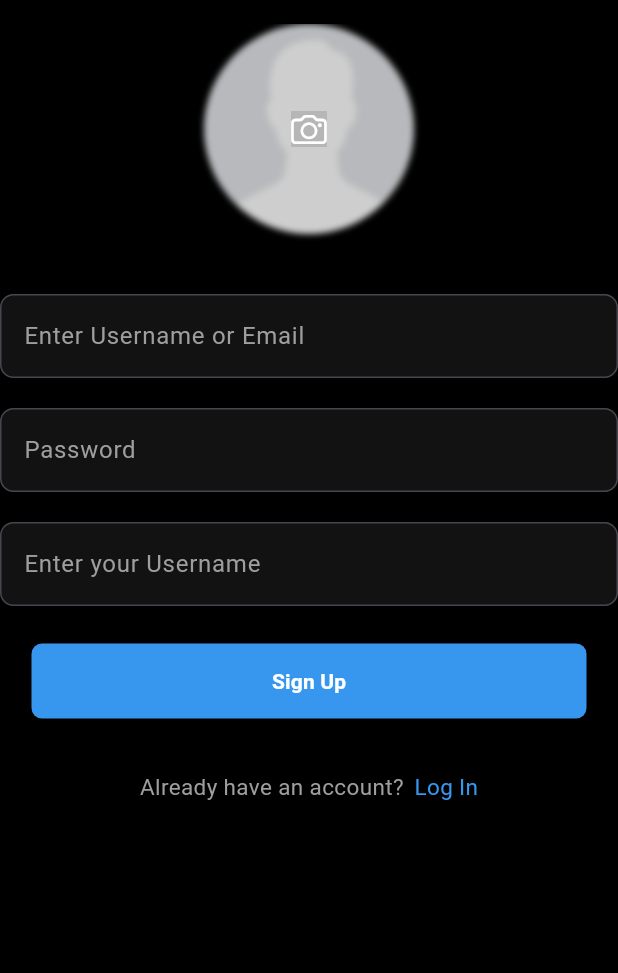
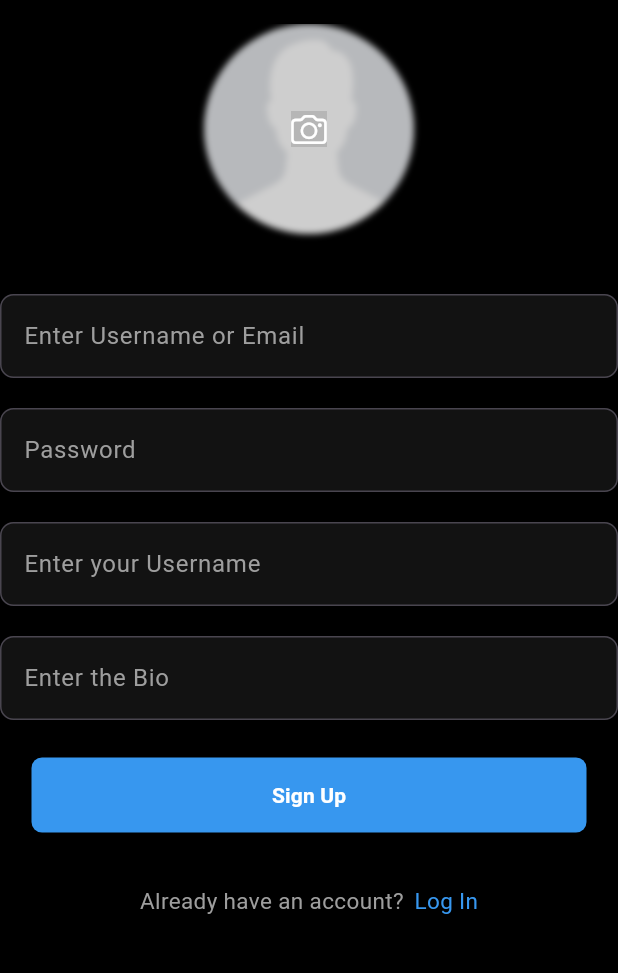
Before and after one commit to Abinash022/FlutterInstagramFullStack, a Flutter app: the screen it shows after launch, after a tap on "Sign up", on a phone screen of 412 x 824 dp, the part 60-1033 px from its top. Run offline on Flutter 3.47's test engine with Material 3 defaults, Android fonts, the phone set to English and light mode, and no system bars; our stand-ins replace cloud_firestore, firebase_auth, firebase_core, firebase_storage, image_picker, readmore; accounts and stored records are empty; generated files the repository leaves out were written again.

Commit message:
feat: Implement bio features and address missing functionality
- Introduced bio functionality for user profiles.
- Users can now add and edit their bio information.
- Fixed the oversight of not including bio features initially.

```diff
--- a/lib/Screens/profile_screen.dart
+++ b/lib/Screens/profile_screen.dart
@@ -221,10 +221,10 @@ class _ProfileScreenState extends State<ProfileScreen> {
                 fontWeight: FontWeight.bold,
               ),
             ),
-            const Text(
-              'Front-end, back-end, I speak the Code rythm.',
+            Text(
+              userData['bio'],
               maxLines: 5,
-              style: TextStyle(
+              style: const TextStyle(
                 color: Pallete.textColor,
               ),
             ),
--- a/lib/Screens/sign_up_screen.dart
+++ b/lib/Screens/sign_up_screen.dart
@@ -21,6 +21,7 @@ class _SignUpScreenState extends State<SignUpScreen> {
   final TextEditingController emailController = TextEditingController();
   final TextEditingController passwordController = TextEditingController();
   final TextEditingController usernameController = TextEditingController();
+  final TextEditingController bioController = TextEditingController();
 
   @override
   void dispose() {
@@ -36,6 +37,7 @@ class _SignUpScreenState extends State<SignUpScreen> {
       username: usernameController.text.trim(),
       photoURL: _pickedProfileImage!,
       password: passwordController.text.trim(),
+      bio: bioController.text,
     );
   }
 
@@ -133,6 +135,14 @@ class _SignUpScreenState extends State<SignUpScreen> {
             obscureText: false,
           ),
           const SizedBox(
+            height: 20,
+          ),
+          CustomTextField(
+            controller: bioController,
+            hintText: 'Enter the Bio',
+            obscureText: false,
+          ),
+          const SizedBox(
             height: 25,
           ),
           SizedBox(
--- a/lib/Services/auth_service.dart
+++ b/lib/Services/auth_service.dart
@@ -10,6 +10,7 @@ abstract class AuthService {
     required String username,
     required File photoURL,
     required String password,
+    required String bio,
   });
   Future<void> signInWithEmailAndPassword({
     required String email,
@@ -47,6 +48,7 @@ class AuthServiceImpl implements AuthService {
     required String username,
     required File photoURL,
     required String password,
+    required String bio,
   }) async {
     try {
       if (email.isNotEmpty && username.isNotEmpty && password.isNotEmpty) {
@@ -62,7 +64,7 @@ class AuthServiceImpl implements AuthService {
           uid: uid,
           email: email,
           username: username,
-          bio: '',
+          bio: bio,
           photoURL: photoUrl,
           following: [],
           followers: [],
```
